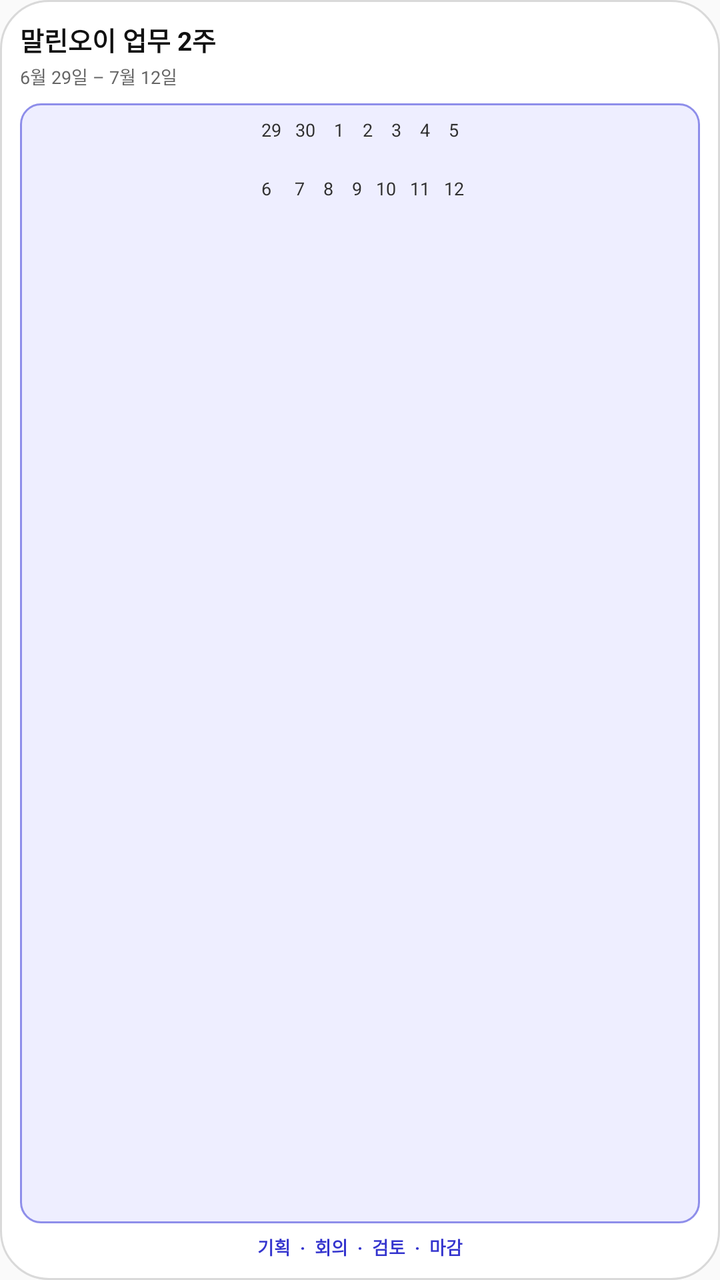
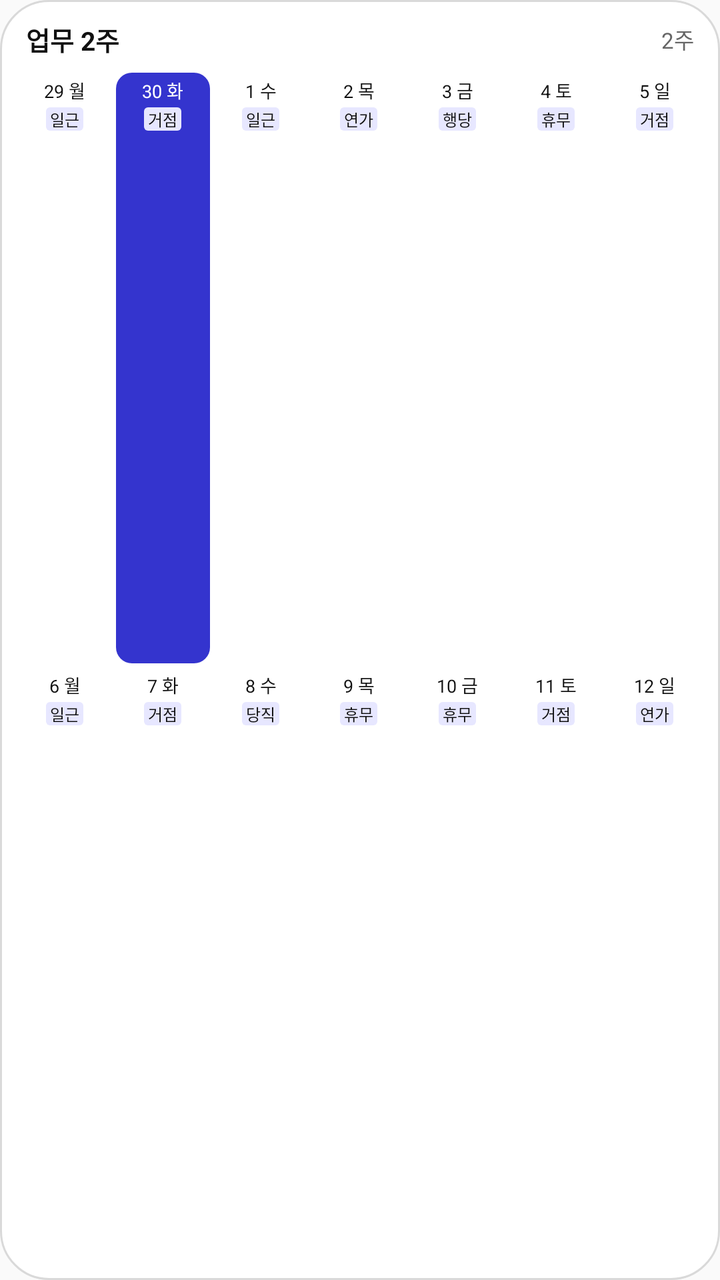

Screens rendered from an Android XML layout before and after an edit, with the pre-edit source and the edit as a unified diff.
<!-- AndroidManifest.xml: application theme AppTheme -->
<!-- res/layout/widget_preview_work_two_weeks.xml -->
<?xml version="1.0" encoding="utf-8"?>
<LinearLayout xmlns:android="http://schemas.android.com/apk/res/android"
    android:layout_width="match_parent"
    android:layout_height="match_parent"
    android:background="@drawable/widget_background"
    android:orientation="vertical"
    android:padding="10dp">

    <TextView
        style="@style/MallinoiWidgetPreviewTitle"
        android:text="말린오이 업무 2주" />

    <TextView
        style="@style/MallinoiWidgetPreviewSubtitle"
        android:text="6월 29일 – 7월 12일" />

    <TextView
        style="@style/MallinoiWidgetPreviewBody"
        android:background="@drawable/widget_preview_grid_work"
        android:text="29   30    1    2    3    4    5\n\n 6     7    8    9   10   11   12" />

    <TextView
        style="@style/MallinoiWidgetPreviewSample"
        android:text="기획  ·  회의  ·  검토  ·  마감"
        android:textColor="#3434CE" />
</LinearLayout>
<!-- resources referenced by this layout -->
<resources>
  <!-- drawable widget_preview_grid_work (drawable) -->
  <?xml version="1.0" encoding="utf-8"?>
  <shape xmlns:android="http://schemas.android.com/apk/res/android">
      <solid android:color="#EEEEFF" />
      <stroke android:width="1dp" android:color="#8E8EEA" />
      <corners android:radius="10dp" />
  </shape>
  <style name="MallinoiWidgetPreviewBody">
          <item name="android:layout_width">match_parent</item>
          <item name="android:layout_height">0dp</item>
          <item name="android:layout_marginTop">7dp</item>
          <item name="android:layout_weight">1</item>
          <item name="android:gravity">top|center_horizontal</item>
          <item name="android:includeFontPadding">true</item>
          <item name="android:lineSpacingExtra">4dp</item>
          <item name="android:padding">7dp</item>
          <item name="android:textColor">#303030</item>
          <item name="android:textSize">9sp</item>
      </style>
  <style name="MallinoiWidgetPreviewSample">
          <item name="android:layout_width">match_parent</item>
          <item name="android:layout_height">wrap_content</item>
          <item name="android:layout_marginTop">5dp</item>
          <item name="android:ellipsize">end</item>
          <item name="android:gravity">center</item>
          <item name="android:singleLine">true</item>
          <item name="android:textSize">9sp</item>
          <item name="android:textStyle">bold</item>
      </style>
  <style name="MallinoiWidgetPreviewSubtitle">
          <item name="android:layout_width">match_parent</item>
          <item name="android:layout_height">wrap_content</item>
          <item name="android:layout_marginTop">2dp</item>
          <item name="android:textColor">#666666</item>
          <item name="android:textSize">9sp</item>
      </style>
  <style name="MallinoiWidgetPreviewTitle">
          <item name="android:layout_width">match_parent</item>
          <item name="android:layout_height">wrap_content</item>
          <item name="android:ellipsize">end</item>
          <item name="android:singleLine">true</item>
          <item name="android:textColor">#111111</item>
          <item name="android:textSize">13sp</item>
          <item name="android:textStyle">bold</item>
      </style>
  <style name="AppTheme" parent="Theme.AppCompat.Light.DarkActionBar">
          
          <item name="colorPrimary">@color/colorPrimary</item>
          <item name="colorPrimaryDark">@color/colorPrimaryDark</item>
          <item name="colorAccent">@color/colorAccent</item>
      </style>
  <color tools:ignore="UnusedResources" name="colorPrimary">#3F51B5</color>
  <color tools:ignore="UnusedResources" name="colorPrimaryDark">#303F9F</color>
  <color tools:ignore="UnusedResources" name="colorAccent">#FF4081</color>
  <!-- unchanged entries left out for length: 1 -->
</resources>

<!-- the commit's change to res/layout/widget_preview_work_two_weeks.xml (unified diff, before → after) -->
@@ -4,23 +4,225 @@
     android:layout_height="match_parent"
     android:background="@drawable/widget_background"
     android:orientation="vertical"
-    android:padding="10dp">
-
-    <TextView
-        style="@style/MallinoiWidgetPreviewTitle"
-        android:text="말린오이 업무 2주" />
-
-    <TextView
-        style="@style/MallinoiWidgetPreviewSubtitle"
-        android:text="6월 29일 – 7월 12일" />
-
-    <TextView
-        style="@style/MallinoiWidgetPreviewBody"
-        android:background="@drawable/widget_preview_grid_work"
-        android:text="29   30    1    2    3    4    5\n\n 6     7    8    9   10   11   12" />
-
-    <TextView
-        style="@style/MallinoiWidgetPreviewSample"
-        android:text="기획  ·  회의  ·  검토  ·  마감"
-        android:textColor="#3434CE" />
+    android:paddingLeft="8dp"
+    android:paddingTop="10dp"
+    android:paddingRight="8dp"
+    android:paddingBottom="10dp">
+
+    <LinearLayout
+        android:layout_width="match_parent"
+        android:layout_height="wrap_content"
+        android:gravity="center_vertical"
+        android:orientation="horizontal"
+        android:paddingLeft="5dp"
+        android:paddingRight="5dp">
+
+        <TextView
+            style="@style/MallinoiWidgetPreviewTitle"
+            android:text="업무 2주" />
+
+        <TextView
+            style="@style/MallinoiWidgetPreviewSubtitle"
+            android:text="2주" />
+    </LinearLayout>
+
+    <LinearLayout
+        android:layout_width="match_parent"
+        android:layout_height="0dp"
+        android:layout_marginTop="6dp"
+        android:layout_weight="1"
+        android:orientation="vertical">
+
+    <LinearLayout
+        style="@style/MallinoiWidgetPreviewRow">
+
+        <LinearLayout
+            style="@style/MallinoiWidgetPreviewDay">
+
+            <TextView
+                style="@style/MallinoiWidgetPreviewDate"
+                android:text="29 월" />
+
+            <TextView
+                style="@style/MallinoiWidgetPreviewChip"
+                android:background="@drawable/widget_preview_chip_work"
+                android:text="일근" />
+        </LinearLayout>
+
+        <LinearLayout
+            style="@style/MallinoiWidgetPreviewDay"
+            android:background="@drawable/widget_today_work_background">
+
+            <TextView
+                style="@style/MallinoiWidgetPreviewDate"
+                android:text="30 화"
+                android:textColor="#FFFFFF" />
+
+            <TextView
+                style="@style/MallinoiWidgetPreviewChip"
+                android:background="@drawable/widget_preview_chip_work"
+                android:text="거점" />
+        </LinearLayout>
+
+        <LinearLayout
+            style="@style/MallinoiWidgetPreviewDay">
+
+            <TextView
+                style="@style/MallinoiWidgetPreviewDate"
+                android:text="1 수" />
+
+            <TextView
+                style="@style/MallinoiWidgetPreviewChip"
+                android:background="@drawable/widget_preview_chip_work"
+                android:text="일근" />
+        </LinearLayout>
+
+        <LinearLayout
+            style="@style/MallinoiWidgetPreviewDay">
+
+            <TextView
+                style="@style/MallinoiWidgetPreviewDate"
+                android:text="2 목" />
+
+            <TextView
+                style="@style/MallinoiWidgetPreviewChip"
+                android:background="@drawable/widget_preview_chip_work"
+                android:text="연가" />
+        </LinearLayout>
+
+        <LinearLayout
+            style="@style/MallinoiWidgetPreviewDay">
+
+            <TextView
+                style="@style/MallinoiWidgetPreviewDate"
+                android:text="3 금" />
+
+            <TextView
+                style="@style/MallinoiWidgetPreviewChip"
+                android:background="@drawable/widget_preview_chip_work"
+                android:text="행당" />
+        </LinearLayout>
+
+        <LinearLayout
+            style="@style/MallinoiWidgetPreviewDay">
+
+            <TextView
+                style="@style/MallinoiWidgetPreviewDate"
+                android:text="4 토" />
+
+            <TextView
+                style="@style/MallinoiWidgetPreviewChip"
+                android:background="@drawable/widget_preview_chip_work"
+                android:text="휴무" />
+        </LinearLayout>
+
+        <LinearLayout
+            style="@style/MallinoiWidgetPreviewDay">
+
+            <TextView
+                style="@style/MallinoiWidgetPreviewDate"
+                android:text="5 일" />
+
+            <TextView
+                style="@style/MallinoiWidgetPreviewChip"
+                android:background="@drawable/widget_preview_chip_work"
+                android:text="거점" />
+        </LinearLayout>
+    </LinearLayout>
+
+    <LinearLayout
+        style="@style/MallinoiWidgetPreviewRow">
+
+        <LinearLayout
+            style="@style/MallinoiWidgetPreviewDay">
+
+            <TextView
+                style="@style/MallinoiWidgetPreviewDate"
+                android:text="6 월" />
+
+            <TextView
+                style="@style/MallinoiWidgetPreviewChip"
+                android:background="@drawable/widget_preview_chip_work"
+                android:text="일근" />
+        </LinearLayout>
+
+        <LinearLayout
+            style="@style/MallinoiWidgetPreviewDay">
+
+            <TextView
+                style="@style/MallinoiWidgetPreviewDate"
+                android:text="7 화" />
+
+            <TextView
+                style="@style/MallinoiWidgetPreviewChip"
+                android:background="@drawable/widget_preview_chip_work"
+                android:text="거점" />
+        </LinearLayout>
+
+        <LinearLayout
+            style="@style/MallinoiWidgetPreviewDay">
+
+            <TextView
+                style="@style/MallinoiWidgetPreviewDate"
+                android:text="8 수" />
+
+            <TextView
+                style="@style/MallinoiWidgetPreviewChip"
+                android:background="@drawable/widget_preview_chip_work"
+                android:text="당직" />
+        </LinearLayout>
+
+        <LinearLayout
+            style="@style/MallinoiWidgetPreviewDay">
+
+            <TextView
+                style="@style/MallinoiWidgetPreviewDate"
+                android:text="9 목" />
+
+            <TextView
+                style="@style/MallinoiWidgetPreviewChip"
+                android:background="@drawable/widget_preview_chip_work"
+                android:text="휴무" />
+        </LinearLayout>
+
+        <LinearLayout
+            style="@style/MallinoiWidgetPreviewDay">
+
+            <TextView
+                style="@style/MallinoiWidgetPreviewDate"
+                android:text="10 금" />
+
+            <TextView
+                style="@style/MallinoiWidgetPreviewChip"
+                android:background="@drawable/widget_preview_chip_work"
+                android:text="휴무" />
+        </LinearLayout>
+
+        <LinearLayout
+            style="@style/MallinoiWidgetPreviewDay">
+
+            <TextView
+                style="@style/MallinoiWidgetPreviewDate"
+                android:text="11 토" />
+
+            <TextView
+                style="@style/MallinoiWidgetPreviewChip"
+                android:background="@drawable/widget_preview_chip_work"
+                android:text="거점" />
+        </LinearLayout>
+
+        <LinearLayout
+            style="@style/MallinoiWidgetPreviewDay">
+
+            <TextView
+                style="@style/MallinoiWidgetPreviewDate"
+                android:text="12 일" />
+
+            <TextView
+                style="@style/MallinoiWidgetPreviewChip"
+                android:background="@drawable/widget_preview_chip_work"
+                android:text="연가" />
+        </LinearLayout>
+    </LinearLayout>
+    </LinearLayout>
 </LinearLayout>
<!-- resource entries referenced after the edit -->
@@ -1,44 +1,64 @@
 <!-- resources referenced by this layout -->
 <resources>
-  <!-- drawable widget_preview_grid_work (drawable) -->
+  <!-- drawable widget_preview_chip_work (drawable) -->
   <?xml version="1.0" encoding="utf-8"?>
   <shape xmlns:android="http://schemas.android.com/apk/res/android">
-      <solid android:color="#EEEEFF" />
-      <stroke android:width="1dp" android:color="#8E8EEA" />
-      <corners android:radius="10dp" />
+      <solid android:color="#E7E7FF" />
+      <corners android:radius="2dp" />
   </shape>
-  <style name="MallinoiWidgetPreviewBody">
+  <!-- drawable widget_today_work_background (drawable) -->
+  <?xml version="1.0" encoding="utf-8"?>
+  <shape xmlns:android="http://schemas.android.com/apk/res/android">
+      <solid android:color="#3434ce" />
+      <corners android:radius="8dp" />
+  </shape>
+  <style name="MallinoiWidgetPreviewChip">
+          <item name="android:layout_width">wrap_content</item>
+          <item name="android:layout_height">wrap_content</item>
+          <item name="android:layout_marginTop">2dp</item>
+          <item name="android:ellipsize">end</item>
+          <item name="android:gravity">center</item>
+          <item name="android:maxLines">1</item>
+          <item name="android:paddingLeft">2dp</item>
+          <item name="android:paddingRight">2dp</item>
+          <item name="android:singleLine">true</item>
+          <item name="android:textColor">#111111</item>
+          <item name="android:textSize">8sp</item>
+      </style>
+  <style name="MallinoiWidgetPreviewDate">
+          <item name="android:layout_width">match_parent</item>
+          <item name="android:layout_height">wrap_content</item>
+          <item name="android:gravity">center</item>
+          <item name="android:includeFontPadding">true</item>
+          <item name="android:textColor">#111111</item>
+          <item name="android:textSize">9sp</item>
+      </style>
+  <style name="MallinoiWidgetPreviewDay">
+          <item name="android:layout_width">0dp</item>
+          <item name="android:layout_height">match_parent</item>
+          <item name="android:layout_margin">1dp</item>
+          <item name="android:layout_weight">1</item>
+          <item name="android:background">@drawable/widget_day_background</item>
+          <item name="android:gravity">top|center_horizontal</item>
+          <item name="android:orientation">vertical</item>
+          <item name="android:padding">2dp</item>
+      </style>
+  <style name="MallinoiWidgetPreviewRow">
           <item name="android:layout_width">match_parent</item>
           <item name="android:layout_height">0dp</item>
-          <item name="android:layout_marginTop">7dp</item>
           <item name="android:layout_weight">1</item>
-          <item name="android:gravity">top|center_horizontal</item>
-          <item name="android:includeFontPadding">true</item>
-          <item name="android:lineSpacingExtra">4dp</item>
-          <item name="android:padding">7dp</item>
-          <item name="android:textColor">#303030</item>
-          <item name="android:textSize">9sp</item>
-      </style>
-  <style name="MallinoiWidgetPreviewSample">
-          <item name="android:layout_width">match_parent</item>
-          <item name="android:layout_height">wrap_content</item>
-          <item name="android:layout_marginTop">5dp</item>
-          <item name="android:ellipsize">end</item>
-          <item name="android:gravity">center</item>
-          <item name="android:singleLine">true</item>
-          <item name="android:textSize">9sp</item>
-          <item name="android:textStyle">bold</item>
+          <item name="android:orientation">horizontal</item>
       </style>
   <style name="MallinoiWidgetPreviewSubtitle">
-          <item name="android:layout_width">match_parent</item>
+          <item name="android:layout_width">wrap_content</item>
           <item name="android:layout_height">wrap_content</item>
-          <item name="android:layout_marginTop">2dp</item>
           <item name="android:textColor">#666666</item>
-          <item name="android:textSize">9sp</item>
+          <item name="android:textSize">11sp</item>
       </style>
   <style name="MallinoiWidgetPreviewTitle">
-          <item name="android:layout_width">match_parent</item>
+          <item name="android:layout_width">0dp</item>
           <item name="android:layout_height">wrap_content</item>
+          <item name="android:layout_weight">1</item>
           <item name="android:ellipsize">end</item>
           <item name="android:singleLine">true</item>
           <item name="android:textColor">#111111</item>
@@ -51,6 +71,12 @@
           <item name="colorPrimaryDark">@color/colorPrimaryDark</item>
           <item name="colorAccent">@color/colorAccent</item>
       </style>
+  <!-- drawable widget_day_background (drawable) -->
+  <?xml version="1.0" encoding="utf-8"?>
+  <shape xmlns:android="http://schemas.android.com/apk/res/android">
+      <solid android:color="#ffffff" />
+      <corners android:radius="8dp" />
+  </shape>
   <color tools:ignore="UnusedResources" name="colorPrimary">#3F51B5</color>
   <color tools:ignore="UnusedResources" name="colorPrimaryDark">#303F9F</color>
   <color tools:ignore="UnusedResources" name="colorAccent">#FF4081</color>
